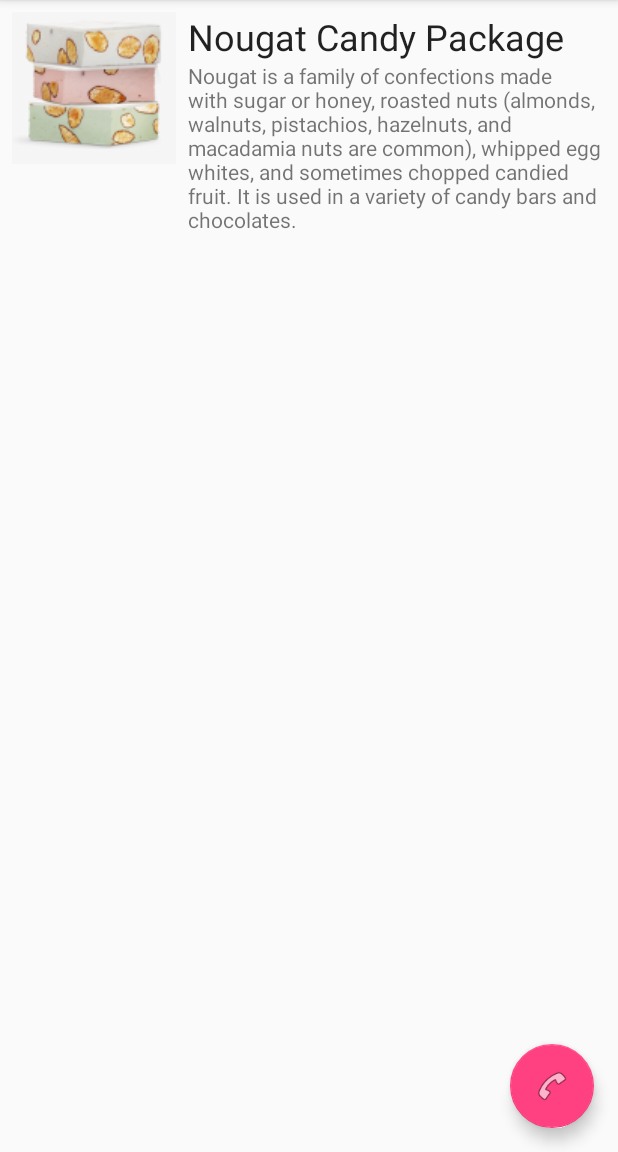
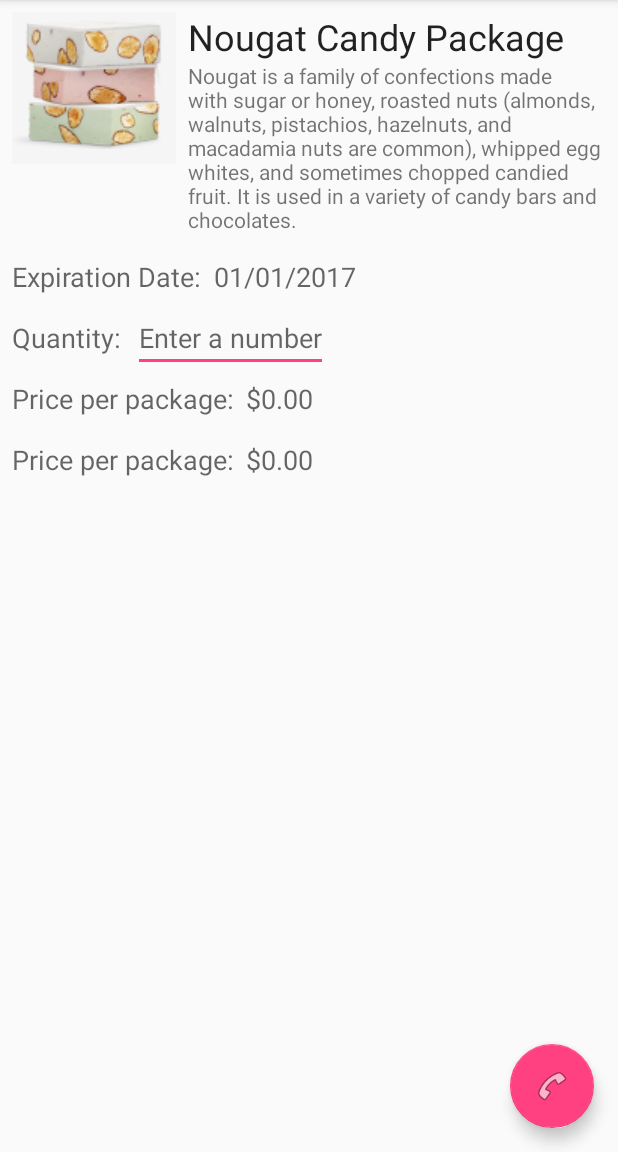
Before and after one commit to bryonnicoson-Android-Certification/LocaleText, an Android app: the screen it shows after launch (MainActivity), on a phone screen of 412 x 824 dp, the part 84-1236 px from its top. Run offline under Robolectric (Android 15) with nearby library versions, the phone set to English and light mode, and no system bars.

Commit message:
layouts ltr & rtl

```diff
--- a/app/src/main/java/com/example/android/localetext/MainActivity.java
+++ b/app/src/main/java/com/example/android/localetext/MainActivity.java
@@ -18,6 +18,7 @@ package com.example.android.localetext;
 
 import android.content.Intent;
 import android.os.Bundle;
+import android.provider.Settings;
 import android.support.design.widget.FloatingActionButton;
 import android.support.v7.app.AppCompatActivity;
 import android.support.v7.widget.Toolbar;
@@ -65,6 +66,14 @@ public class MainActivity extends AppCompatActivity {
     }
 
     /**
+     * Show device Locale settings
+     */
+    private void showLocale() {
+        Intent languageIntent = new Intent(Settings.ACTION_LOCALE_SETTINGS);
+        startActivity(languageIntent);
+    }
+
+    /**
      * Creates the options menu and returns true.
      *
      * @param menu       Options menu
@@ -86,11 +95,15 @@ public class MainActivity extends AppCompatActivity {
     @Override
     public boolean onOptionsItemSelected(MenuItem item) {
         // Handle options menu item clicks here.
-        int id = item.getItemId();
-        if (id == R.id.action_help) {
-            Intent intent = new Intent(this, HelpActivity.class);
-            startActivity(intent);
-            return true;
+        switch (item.getItemId()) {
+            case R.id.action_help:
+                showHelp();
+                return true;
+            case R.id.action_language:
+                showLocale();
+                return true;
+            default:
+                // nada
         }
         return super.onOptionsItemSelected(item);
     }
--- a/app/src/main/res/layout/content_main.xml
+++ b/app/src/main/res/layout/content_main.xml
@@ -66,4 +66,107 @@ limitations under the License. -->
         app:layout_constraintStart_toEndOf="@id/product_image"
         app:layout_constraintTop_toBottomOf="@id/heading" />
 
+    <TextView
+        android:id="@+id/date_label"
+        android:layout_width="wrap_content"
+        android:layout_height="wrap_content"
+        android:layout_marginLeft="@dimen/standard_margin"
+        android:layout_marginStart="@dimen/standard_margin"
+        android:layout_marginTop="@dimen/double_margin"
+        android:text="@string/expiration_date"
+        android:textAppearance="@style/TextAppearance.AppCompat.Medium"
+        app:layout_constraintLeft_toLeftOf="parent"
+        app:layout_constraintStart_toStartOf="parent"
+        app:layout_constraintTop_toBottomOf="@id/description" />
+
+    <TextView
+        android:id="@+id/date"
+        android:layout_width="wrap_content"
+        android:layout_height="wrap_content"
+        android:layout_marginLeft="@dimen/standard_margin"
+        android:layout_marginStart="@dimen/standard_margin"
+        android:layout_marginTop="@dimen/double_margin"
+        android:text="01/01/2017"
+        android:textAppearance="@style/TextAppearance.AppCompat.Medium"
+        app:layout_constraintBaseline_toBaselineOf="@id/date_label"
+        app:layout_constraintLeft_toRightOf="@id/date_label"
+        app:layout_constraintStart_toEndOf="@id/date_label" />
+
+    <TextView
+        android:id="@+id/quantity_label"
+        android:layout_width="wrap_content"
+        android:layout_height="wrap_content"
+        android:layout_marginLeft="@dimen/standard_margin"
+        android:layout_marginStart="@dimen/standard_margin"
+        android:layout_marginTop="@dimen/double_margin"
+        android:text="@string/quantity"
+        android:textAppearance="@style/TextAppearance.AppCompat.Medium"
+        app:layout_constraintLeft_toLeftOf="parent"
+        app:layout_constraintStart_toStartOf="parent"
+        app:layout_constraintTop_toBottomOf="@id/date_label" />
+
+    <EditText
+        android:id="@+id/quantity"
+        android:layout_width="wrap_content"
+        android:layout_height="wrap_content"
+        android:layout_marginLeft="@dimen/standard_margin"
+        android:layout_marginStart="@dimen/standard_margin"
+        android:hint="@string/quantity_hint"
+        app:layout_constraintBaseline_toBaselineOf="@id/quantity_label"
+        app:layout_constraintLeft_toRightOf="@id/quantity_label"
+        app:layout_constraintStart_toEndOf="@id/quantity_label" />
+
+    <TextView
+        android:id="@+id/price_label"
+        android:layout_width="wrap_content"
+        android:layout_height="wrap_content"
+        android:layout_marginLeft="@dimen/standard_margin"
+        android:layout_marginStart="@dimen/standard_margin"
+        android:layout_marginTop="@dimen/double_margin"
+        android:text="@string/price"
+        android:textAppearance="@style/TextAppearance.AppCompat.Medium"
+        app:layout_constraintLeft_toLeftOf="parent"
+        app:layout_constraintStart_toStartOf="parent"
+        app:layout_constraintTop_toBottomOf="@id/quantity_label" />
+
+    <TextView
+        android:id="@+id/price"
+        android:layout_width="wrap_content"
+        android:layout_height="wrap_content"
+        android:layout_marginLeft="@dimen/standard_margin"
+        android:layout_marginStart="@dimen/standard_margin"
+        android:layout_marginTop="@dimen/standard_margin"
+        android:text="$0.00"
+        android:textAppearance="@style/TextAppearance.AppCompat.Medium"
+        app:layout_constraintBaseline_toBaselineOf="@id/price_label"
+        app:layout_constraintLeft_toRightOf="@id/price_label"
+        app:layout_constraintStart_toEndOf="@id/price_label" />
+
+    <TextView
+        android:id="@+id/total_label"
+        android:layout_width="wrap_content"
+        android:layout_height="wrap_content"
+        android:layout_marginLeft="@dimen/standard_margin"
+        android:layout_marginStart="@dimen/standard_margin"
+        android:layout_marginTop="@dimen/double_margin"
+        android:text="@string/price"
+        android:textAppearance="@style/TextAppearance.AppCompat.Medium"
+        app:layout_constraintLeft_toLeftOf="parent"
+        app:layout_constraintStart_toStartOf="parent"
+        app:layout_constraintTop_toBottomOf="@id/price_label" />
+
+    <TextView
+        android:id="@+id/total"
+        android:layout_width="wrap_content"
+        android:layout_height="wrap_content"
+        android:layout_marginLeft="@dimen/standard_margin"
+        android:layout_marginStart="@dimen/standard_margin"
+        android:layout_marginTop="@dimen/standard_margin"
+        android:text="$0.00"
+        android:textAppearance="@style/TextAppearance.AppCompat.Medium"
+        app:layout_constraintBaseline_toBaselineOf="@id/total_label"
+        app:layout_constraintLeft_toRightOf="@id/total_label"
+        app:layout_constraintStart_toEndOf="@id/total_label" />
+
+
 </android.support.constraint.ConstraintLayout>
--- a/app/src/main/res/menu/menu_main.xml
+++ b/app/src/main/res/menu/menu_main.xml
@@ -21,4 +21,9 @@ limitations under the License. -->
         android:orderInCategory="100"
         android:title="@string/action_help"
         app:showAsAction="never" />
+    <item
+        android:id="@+id/action_language"
+        android:orderInCategory="110"
+        android:title="@string/language"
+        app:showAsAction="never" />
 </menu>
--- a/app/src/main/res/values/dimens.xml
+++ b/app/src/main/res/values/dimens.xml
@@ -16,4 +16,5 @@ limitations under the License. -->
     <dimen name="fab_margin">16dp</dimen>
     <dimen name="standard_margin">8dp</dimen>
     <dimen name="top_margin">18dp</dimen>
+    <dimen name="double_margin">16dp</dimen>
 </resources>
--- a/app/src/main/res/values/strings.xml
+++ b/app/src/main/res/values/strings.xml
@@ -33,4 +33,11 @@ limitations under the License. -->
     <!-- Do not translate.  -->
     <string name="dial_log_message" translatable="false">Can\'t resolve app for ACTION_DIAL Intent.</string>
     <string name="help_text">If you need help, contact our Support Department.</string>
+    <string name="language">Language</string>
+    <string name="expiration_date">Expiration Date:</string>
+    <string name="language">Language</string>
+    <string name="quantity">Quantity:</string>
+    <string name="price">Price per package:</string>
+    <string name="total">Total to pay:</string>
+    <string name="quantity_hint">Enter a number</string>
 </resources>
```
Also changed, not shown: 3 other files.
